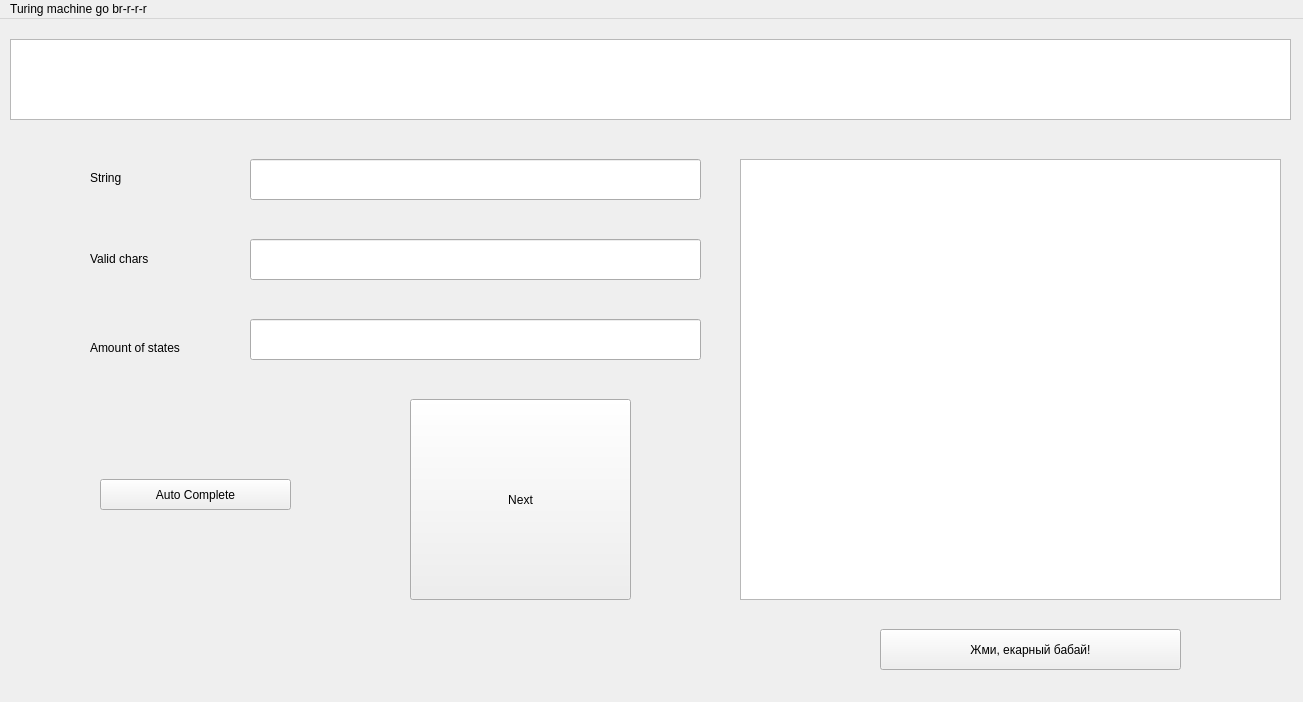
Above: mainwindow.ui from kostyastrong/Turing-Machine-School before the change. Below: the same form after it.
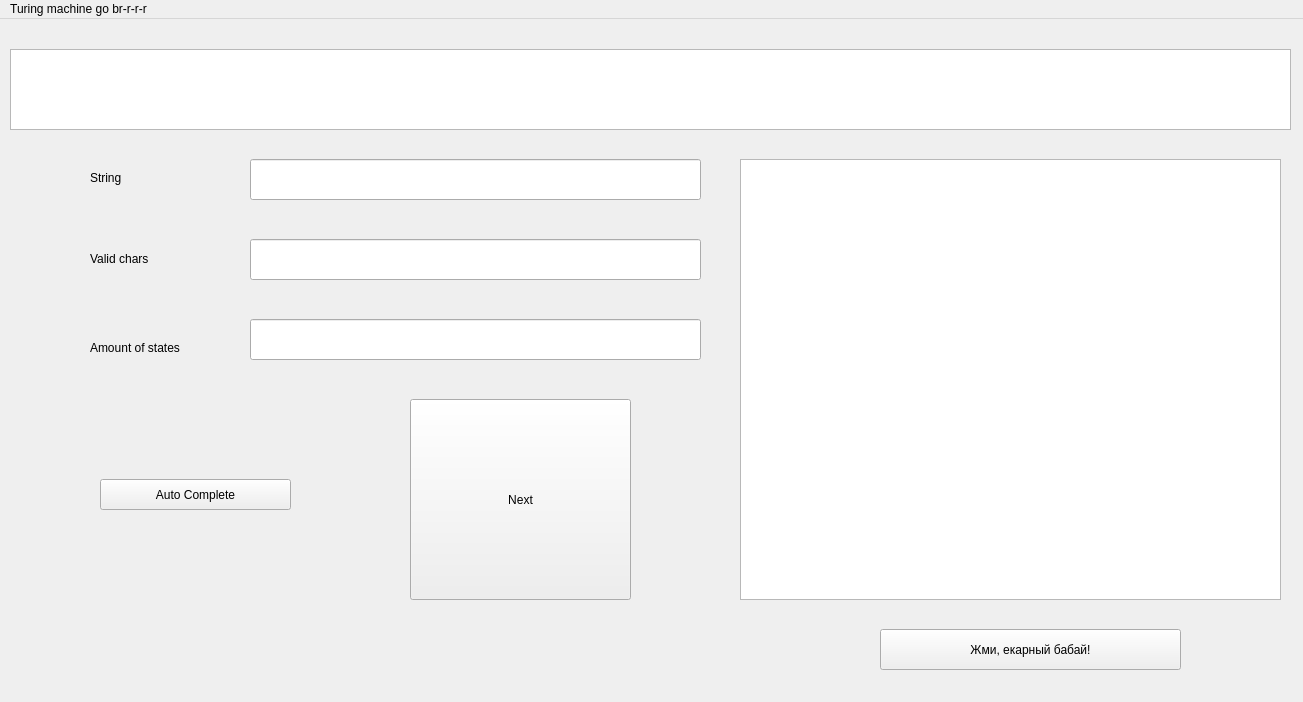
That is the form after the change.

What changed in the file:
```diff
--- a/mainwindow.ui
+++ b/mainwindow.ui
@@ -142,7 +142,7 @@
     <property name="geometry">
      <rect>
       <x>10</x>
-      <y>20</y>
+      <y>30</y>
       <width>1281</width>
       <height>81</height>
      </rect>
```
